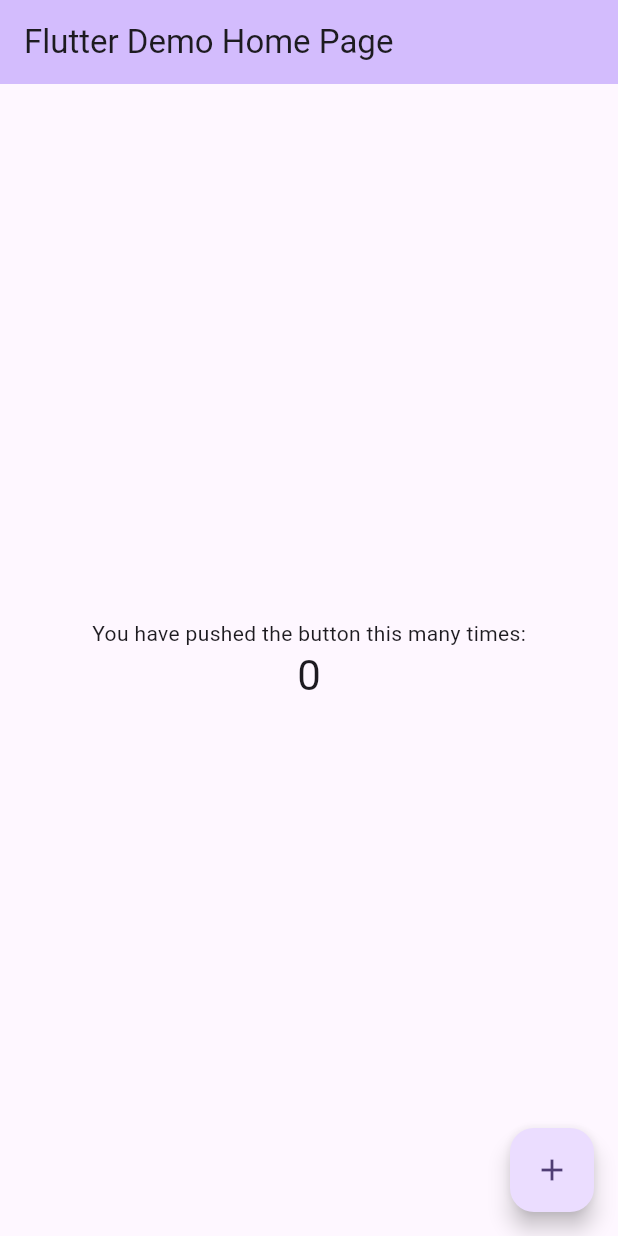
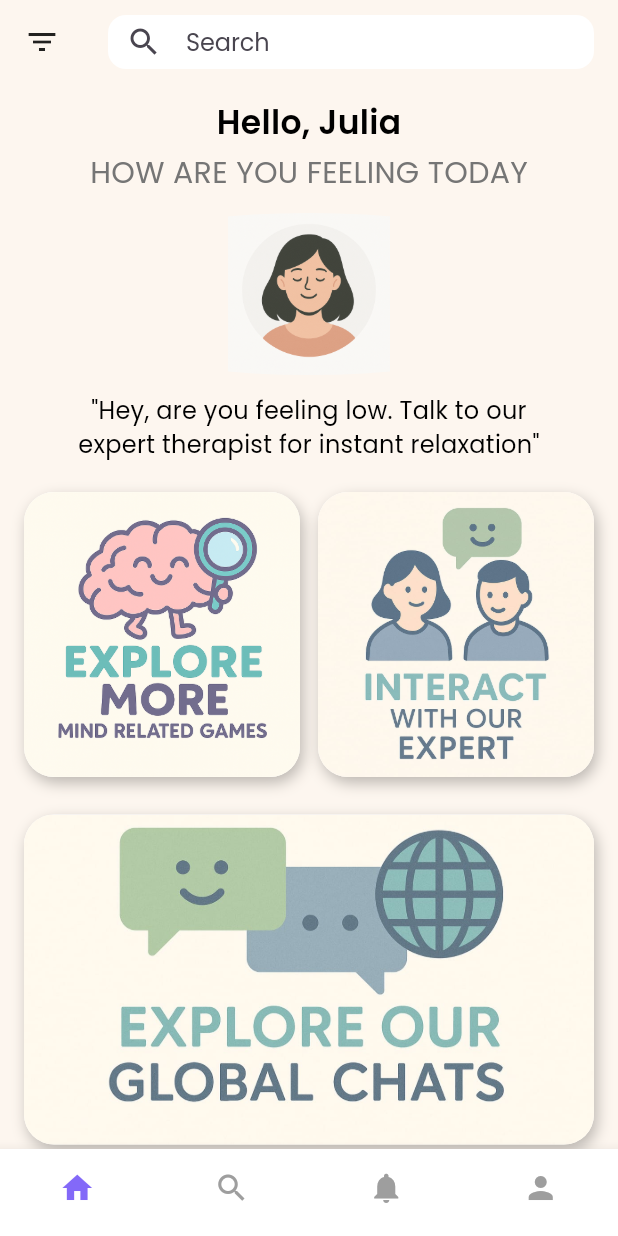
Before and after one commit to HappySR/Innerly, a Flutter app: the screen it shows after launch, on a phone screen of 412 x 824 dp. Run offline on Flutter 3.47's test engine with Material 3 defaults, Android fonts, the phone set to English and light mode, and no system bars; our stand-ins replace google_fonts.

Commit message:
Designed home page

```diff
--- /dev/null
+++ b/innerly/lib/home/pages/bottom_nav.dart
@@ -0,0 +1,53 @@
+import 'package:Innerly/widget/innerly_theme.dart';
+import 'package:flutter/material.dart';
+
+import '../providers/bottom_nav_provider.dart';
+import 'home_view.dart';// Import provider
+import 'package:provider/provider.dart';
+
+
+class BottomNav extends StatelessWidget {
+  const BottomNav({super.key});
+
+  @override
+  Widget build(BuildContext context) {
+    return Consumer<BottomNavProvider>(
+      builder: (context, bottomNavProvider, child) {
+        final int selectedIndex = bottomNavProvider.selectedIndex;
+
+        final List<Widget> pages = [
+          MentalHealthHome(),
+
+        ];
+
+        return Scaffold(
+          body: pages[selectedIndex],
+          bottomNavigationBar: BottomNavigationBar(
+            currentIndex: selectedIndex,
+            onTap: bottomNavProvider.setIndex,
+            selectedItemColor: InnerlyTheme.appColor.withAlpha(180),
+            unselectedItemColor: Colors.grey,
+            showUnselectedLabels: false,
+            showSelectedLabels: false,
+            backgroundColor: Colors.white,
+            type: BottomNavigationBarType.fixed,
+            items:[
+              BottomNavigationBarItem(
+                  icon: Icon(Icons.home),
+                  label: ( 'Home')),
+              BottomNavigationBarItem(
+                  icon: Icon(Icons.search),
+                  label: ('Courses')),
+              BottomNavigationBarItem(
+                  icon: Icon(Icons.notifications),
+                  label:('Community')),
+              BottomNavigationBarItem(
+                  icon: Icon(Icons.person),
+                  label: ('Profile')),
+            ]
+          ),
+        );
+      },
+    );
+  }
+}
--- /dev/null
+++ b/innerly/lib/home/pages/home_view.dart
@@ -0,0 +1,111 @@
+import 'package:Innerly/widget/innerly_theme.dart';
+import 'package:flutter/material.dart';
+import 'package:google_fonts/google_fonts.dart';
+
+import '../../widget/imageCard.dart';
+
+class MentalHealthHome extends StatelessWidget {
+  const MentalHealthHome({super.key});
+
+  @override
+  Widget build(BuildContext context) {
+    return Scaffold(
+      drawer: const Drawer(),
+      backgroundColor: InnerlyTheme.appBackground,
+      appBar: AppBar(
+        backgroundColor: Colors.transparent,
+        elevation: 0,
+        leading: Builder(
+          builder: (context) => IconButton(
+            icon: const Icon(Icons.filter_list_sharp, color: Colors.black87),
+            onPressed: () => Scaffold.of(context).openDrawer(),
+          ),
+        ),
+        title: SizedBox(
+          height: 36,
+          child: TextField(
+            decoration: InputDecoration(
+              filled: true,
+              fillColor: Colors.white,
+              hintText: 'Search',
+              contentPadding: const EdgeInsets.symmetric(horizontal: 12),
+              border: OutlineInputBorder(
+                borderRadius: BorderRadius.circular(12),
+                borderSide: BorderSide.none,
+              ),
+              prefixIcon: const Icon(Icons.search),
+            ),
+          ),
+        ),
+      ),
+      body: Padding(
+        padding: const EdgeInsets.symmetric(horizontal: 16),
+        child: ListView(
+          children: [
+            const SizedBox(height: 10),
+
+            // Centered texts
+            Center(
+              child: Column(
+                crossAxisAlignment: CrossAxisAlignment.center,
+                children: [
+                  Text(
+                    'Hello, Julia',
+                    style: GoogleFonts.poppins(
+                      fontSize: 22,
+                      fontWeight: FontWeight.w600,
+                    ),
+                  ),
+                  const SizedBox(height: 4),
+                  Text(
+                    'HOW ARE YOU FEELING TODAY',
+                    style: GoogleFonts.poppins(
+                      fontSize: 20,
+                      color: Colors.grey.shade600,
+                    ),
+                  ),
+                ],
+              ),
+            ),
+
+            const SizedBox(height: 12),
+            SizedBox(
+              width: 108, // 2 * radius
+              height: 108,
+              child: ClipOval(
+                child: Image.asset(
+                  'assets/user/user.png',
+                  fit: BoxFit.contain, // or try BoxFit.cover or BoxFit.scaleDown
+                ),
+              ),
+            ),
+            const SizedBox(height: 12),
+            Text(
+              '"Hey, are you feeling low. Talk to our\nexpert therapist for instant relaxation"',
+              textAlign: TextAlign.center,
+              style: GoogleFonts.poppins(fontSize: 16),
+            ),
+            const SizedBox(height: 20),
+
+            // Row for first two cards
+            Row(
+              children: const [
+                Expanded(child: ShadowImageCard(imagePath: 'assets/images/explore.png')),
+                SizedBox(width: 12),
+                Expanded(child: ShadowImageCard(imagePath: 'assets/images/interact.png')),
+              ],
+            ),
+            const SizedBox(height: 25),
+
+            // Full-width third image with custom height
+            const ShadowImageCard(
+              imagePath: 'assets/images/global_chat.png',
+              height: 220,
+            ),
+          ],
+        ),
+      ),
+
+    );
+  }
+}
--- /dev/null
+++ b/innerly/lib/home/providers/bottom_nav_provider.dart
@@ -0,0 +1,12 @@
+import 'package:flutter/material.dart';
+
+class BottomNavProvider with ChangeNotifier {
+  int _selectedIndex = 0; // Default index (Home tab)
+
+  int get selectedIndex => _selectedIndex;
+
+  void setIndex(int index) {
+    _selectedIndex = index;
+    notifyListeners();
+  }
+}
--- a/innerly/lib/main.dart
+++ b/innerly/lib/main.dart
@@ -1,8 +1,38 @@
+import 'dart:io';
+
+import 'package:Innerly/started/splash_screen_view.dart';
+import 'package:Innerly/widget/innerly_theme.dart';
+import 'package:flutter/foundation.dart';
 import 'package:flutter/material.dart';
+import 'package:flutter/services.dart';
+import 'home/providers/bottom_nav_provider.dart';
+import 'package:provider/provider.dart';
 
-void main() {
-  runApp(const MyApp());
+
+
+
+void main() async {
+  WidgetsFlutterBinding.ensureInitialized();
+
+  SystemChrome.setSystemUIOverlayStyle(SystemUiOverlayStyle(
+    statusBarColor: Colors.transparent,
+    statusBarIconBrightness: Brightness.dark,
+    statusBarBrightness:
+    !kIsWeb && Platform.isAndroid ? Brightness.dark : Brightness.light,
+    systemNavigationBarColor: Colors.white,
+    systemNavigationBarDividerColor: Colors.transparent,
+    systemNavigationBarIconBrightness: Brightness.dark,
+  ));
+
+  runApp(
+    /// ✅ Wrap the app in ChangeNotifierProvider
+    ChangeNotifierProvider(
+      create: (_) => BottomNavProvider(),
+      child: const MyApp(),
+    ),
+  );
 }
+
 
 class MyApp extends StatelessWidget {
   const MyApp({super.key});
@@ -10,113 +40,15 @@ class MyApp extends StatelessWidget {
   // This widget is the root of your application.
   @override
   Widget build(BuildContext context) {
-    return MaterialApp(
-      title: 'Flutter Demo',
-      theme: ThemeData(
-        // This is the theme of your application.
-        //
-        // TRY THIS: Try running your application with "flutter run". You'll see
-        // the application has a purple toolbar. Then, without quitting the app,
-        // try changing the seedColor in the colorScheme below to Colors.green
-        // and then invoke "hot reload" (save your changes or press the "hot
-        // reload" button in a Flutter-supported IDE, or press "r" if you used
-        // the command line to start the app).
-        //
-        // Notice that the counter didn't reset back to zero; the application
-        // state is not lost during the reload. To reset the state, use hot
-        // restart instead.
-        //
-        // This works for code too, not just values: Most code changes can be
-        // tested with just a hot reload.
-        colorScheme: ColorScheme.fromSeed(seedColor: Colors.deepPurple),
-      ),
-      home: const MyHomePage(title: 'Flutter Demo Home Page'),
-    );
+      return MaterialApp(
+        title: 'Innerly',
+        debugShowCheckedModeBanner: false,
+        theme: ThemeData(
+          primarySwatch: Colors.blue,
+          textTheme: InnerlyTheme.textTheme,
+          platform: TargetPlatform.iOS,
+        ),
+        home: AnimatedSplashScreen(),
+      );
   }
 }
-
-class MyHomePage extends StatefulWidget {
-  const MyHomePage({super.key, required this.title});
-
-  // This widget is the home page of your application. It is stateful, meaning
-  // that it has a State object (defined below) that contains fields that affect
-  // how it looks.
-
-  // This class is the configuration for the state. It holds the values (in this
-  // case the title) provided by the parent (in this case the App widget) and
-  // used by the build method of the State. Fields in a Widget subclass are
-  // always marked "final".
-
-  final String title;
-
-  @override
-  State<MyHomePage> createState() => _MyHomePageState();
-}
-
-class _MyHomePageState extends State<MyHomePage> {
-  int _counter = 0;
-
-  void _incrementCounter() {
-    setState(() {
-      // This call to setState tells the Flutter framework that something has
-      // changed in this State, which causes it to rerun the build method below
-      // so that the display can reflect the updated values. If we changed
-      // _counter without calling setState(), then the build method would not be
-      // called again, and so nothing would appear to happen.
-      _counter++;
-    });
-  }
-
-  @override
-  Widget build(BuildContext context) {
-    // This method is rerun every time setState is called, for instance as done
-    // by the _incrementCounter method above.
-    //
-    // The Flutter framework has been optimized to make rerunning build methods
-    // fast, so that you can just rebuild anything that needs updating rather
-    // than having to individually change instances of widgets.
-    return Scaffold(
-      appBar: AppBar(
-        // TRY THIS: Try changing the color here to a specific color (to
-        // Colors.amber, perhaps?) and trigger a hot reload to see the AppBar
-        // change color while the other colors stay the same.
-        backgroundColor: Theme.of(context).colorScheme.inversePrimary,
-        // Here we take the value from the MyHomePage object that was created by
-        // the App.build method, and use it to set our appbar title.
-        title: Text(widget.title),
-      ),
-      body: Center(
-        // Center is a layout widget. It takes a single child and positions it
-        // in the middle of the parent.
-        child: Column(
-          // Column is also a layout widget. It takes a list of children and
-          // arranges them vertically. By default, it sizes itself to fit its
-          // children horizontally, and tries to be as tall as its parent.
-          //
-          // Column has various properties to control how it sizes itself and
-          // how it positions its children. Here we use mainAxisAlignment to
-          // center the children vertically; the main axis here is the vertical
-          // axis because Columns are vertical (the cross axis would be
-          // horizontal).
-          //
-          // TRY THIS: Invoke "debug painting" (choose the "Toggle Debug Paint"
-          // action in the IDE, or press "p" in the console), to see the
-          // wireframe for each widget.
-          mainAxisAlignment: MainAxisAlignment.center,
-          children: <Widget>[
-            const Text('You have pushed the button this many times:'),
-            Text(
-              '$_counter',
-              style: Theme.of(context).textTheme.headlineMedium,
-            ),
-          ],
-        ),
-      ),
-      floatingActionButton: FloatingActionButton(
-        onPressed: _incrementCounter,
-        tooltip: 'Increment',
-        child: const Icon(Icons.add),
-      ), // This trailing comma makes auto-formatting nicer for build methods.
-    );
-  }
-}
--- /dev/null
+++ b/innerly/lib/started/splash_screen_view.dart
@@ -0,0 +1,73 @@
+import 'package:Innerly/widget/innerly_theme.dart';
+import 'package:flutter/material.dart';
+
+import '../home/pages/bottom_nav.dart';
+import '../home/pages/home_view.dart';
+
+class AnimatedSplashScreen extends StatefulWidget {
+  const AnimatedSplashScreen({super.key});
+
+  @override
+  AnimatedSplashScreenState createState() => AnimatedSplashScreenState();
+}
+
+class AnimatedSplashScreenState extends State<AnimatedSplashScreen>
+    with SingleTickerProviderStateMixin {
+  late AnimationController _controller;
+  late Animation<double> _opacity; // Animation for the fade-in effect
+
+  @override
+  void initState() {
+    super.initState();
+    _controller = AnimationController(
+      vsync: this,
+      duration: const Duration(milliseconds: 2000), // 2 seconds total
+    )..forward();
+
+    _opacity = Tween<double>(begin: 0, end: 1).animate(
+      CurvedAnimation(
+        parent: _controller,
+        curve: const Interval(0, 0.6,
+            curve: Curves.easeIn), // 0.6 of 2 sec = 1.2 sec
+      ),
+    );
+
+    Future.delayed(const Duration(milliseconds: 2000), () {
+      if (!mounted) {
+        return; // Ensure widget is still active before using context
+      }
+      Navigator.of(context).pushReplacement(
+        PageRouteBuilder(
+          pageBuilder: (_, __, ___) => BottomNav(),
+          transitionDuration: const Duration(milliseconds: 500),
+          transitionsBuilder: (_, animation, __, child) {
+            return FadeTransition(opacity: animation, child: child);
+          },
+        ),
+      );
+    });
+  }
+
+  @override
+  Widget build(BuildContext context) {
+    return Scaffold(
+      backgroundColor: InnerlyTheme.appBackground,
+      body: Center(
+        child: FadeTransition(
+          // Apply FadeTransition to the logo
+          opacity: _opacity,
+          child: Image.asset(
+            'assets/logo/app_logo.png',
+            height: 190,
+          ),
+        ),
+      ),
+    );
+  }
+
+  @override
+  void dispose() {
+    _controller.dispose();
+    super.dispose();
+  }
+}
--- /dev/null
+++ b/innerly/lib/widget/imageCard.dart
@@ -0,0 +1,38 @@
+import 'package:flutter/material.dart';
+
+class ShadowImageCard extends StatelessWidget {
+  final String imagePath;
+  final double height;
+
+  const ShadowImageCard({
+    super.key,
+    required this.imagePath,
+    this.height = 190, // default height
+  });
+
+  @override
+  Widget build(BuildContext context) {
+    return Container(
+      height: height,
+      decoration: BoxDecoration(
+        color: Colors.white,
+        borderRadius: BorderRadius.circular(20),
+        boxShadow: const [
+          BoxShadow(
+            color: Colors.black26,
+            blurRadius: 8,
+            offset: Offset(2, 4),
+          ),
+        ],
+      ),
+      child: ClipRRect(
+        borderRadius: BorderRadius.circular(20),
+        child: Image.asset(
+          imagePath,
+          fit: BoxFit.cover,
+          width: double.infinity,
+        ),
+      ),
+    );
+  }
+}
--- /dev/null
+++ b/innerly/lib/widget/innerly_theme.dart
@@ -0,0 +1,93 @@
+import 'package:flutter/material.dart';
+
+class InnerlyTheme {
+  InnerlyTheme._();
+  static const Color nearlyWhite = Color.fromARGB(255, 255, 255, 255);
+  static const Color notWhite = Color(0xFFEDF0F2);
+  static const Color white = Color.fromARGB(255, 255, 255, 255);
+  static const Color background = Color.fromARGB(255, 255, 255, 255);
+  static const Color nearlyDarkBlue = Color.fromARGB(255, 0, 0, 0);
+  static const Color appColor = Color(0xFF502af5);
+
+
+  static const Color nearlyBlue = Color.fromARGB(188,92,57,246);
+  static const Color nearlyBlack = Color(0xFF213333);
+  static const Color grey = Color(0xFF3A5160);
+  static const Color darkGrey = Color(0xFF313A44);
+  static const Color appBackground = Color(0xFFFDF6EF);
+
+  static const Color darkText = Color.fromARGB(255, 0, 0, 0);
+  static const Color darkerText = Color.fromARGB(255, 0, 0, 0);
+  static const Color lightText = Color(0xFF4A6572);
+  static const Color deactivatedText = Color(0xFF767676);
+  static const Color dismissibleBackground = Color(0xFF364A54);
+  static const Color spacer = Color(0xFFF2F2F2);
+  static const String fontName = 'Poppins';
+
+  static const TextTheme textTheme = TextTheme(
+    headlineMedium: display1,
+    headlineSmall: headline,
+    titleLarge: title,
+    titleSmall: subtitle,
+    bodyMedium: body2,
+    bodyLarge: body1,
+    bodySmall: caption,
+  );
+
+  static const TextStyle display1 = TextStyle(
+    fontFamily: fontName,
+    fontWeight: FontWeight.bold,
+    fontSize: 36,
+    letterSpacing: 0.4,
+    height: 0.9,
+    color: darkerText,
+  );
+
+  static const TextStyle headline = TextStyle(
+    fontFamily: fontName,
+    fontWeight: FontWeight.bold,
+    fontSize: 24,
+    letterSpacing: 0.27,
+    color: darkerText,
+  );
+
+  static const TextStyle title = TextStyle(
+    fontFamily: fontName,
+    fontWeight: FontWeight.bold,
+    fontSize: 16,
+    letterSpacing: 0.18,
+    color: darkerText,
+  );
+
+  static const TextStyle subtitle = TextStyle(
+    fontFamily: fontName,
+    fontWeight: FontWeight.w400,
+    fontSize: 14,
+    letterSpacing: -0.04,
+    color: darkText,
+  );
+
+  static const TextStyle body2 = TextStyle(
+    fontFamily: fontName,
+    fontWeight: FontWeight.w400,
+    fontSize: 14,
+    letterSpacing: 0.2,
+    color: darkText,
+  );
+
+  static const TextStyle body1 = TextStyle(
+    fontFamily: fontName,
+    fontWeight: FontWeight.w400,
+    fontSize: 16,
+    letterSpacing: -0.05,
+    color: darkText,
+  );
+
+  static const TextStyle caption = TextStyle(
+    fontFamily: fontName,
+    fontWeight: FontWeight.w400,
+    fontSize: 12,
+    letterSpacing: 0.2,
+    color: lightText, // was lightText
+  );
+}
```
Also changed, not shown: innerly/pubspec.yaml (+7 -1 lines), innerly/assets/images/explore.png (added), innerly/assets/images/global_chat.png (added), innerly/assets/images/interact.png (added), innerly/assets/logo/app_logo.png (added), innerly/assets/user/user.png (added), innerly/lib/home/pages/explore_view.dart (added), innerly/lib/home/pages/notifications_view.dart (added), innerly/lib/home/pages/profile_view.dart (added), innerly/lib/started/login_view.dart (added), innerly/lib/started/signup_view.dart (added), innerly/pubspec.lock, 2 other files.
